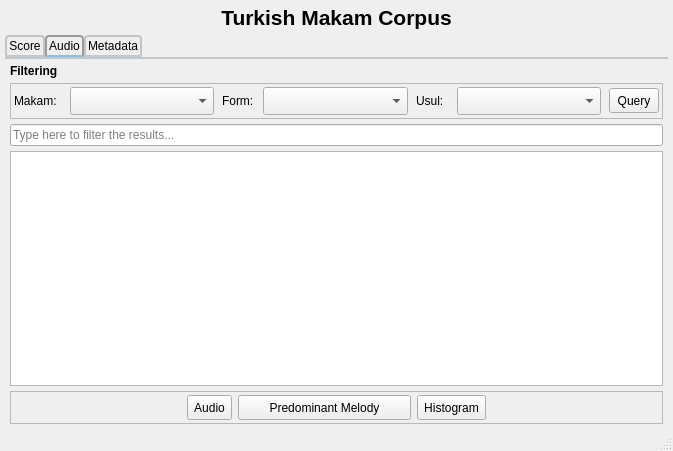
This is ui_files/qt_designs/makam_main.ui in MTG/dunya-desktop as Qt 5 draws it before an edit. The edited form follows.
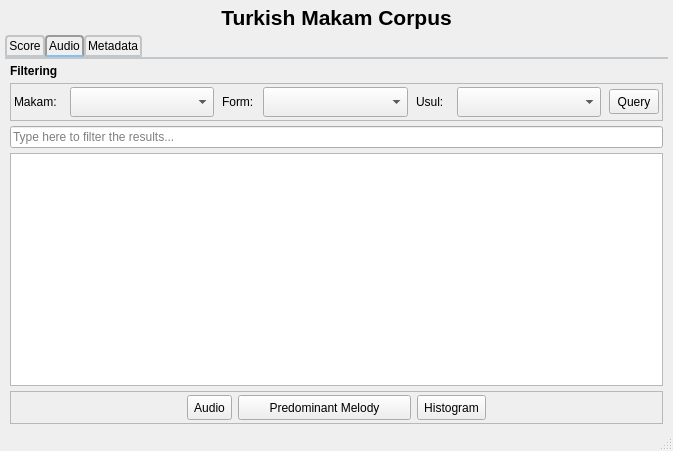
This is the edited form. Icons and pictures are not drawn.

Commit message: refactoring the heights of comboboxes

```diff
--- a/ui_files/qt_designs/makam_main.ui
+++ b/ui_files/qt_designs/makam_main.ui
@@ -202,7 +202,7 @@
                <property name="minimumSize">
                 <size>
                  <width>0</width>
-                 <height>28</height>
+                 <height>30</height>
                 </size>
                </property>
                <property name="statusTip">
@@ -247,7 +247,7 @@
                <property name="minimumSize">
                 <size>
                  <width>0</width>
-                 <height>28</height>
+                 <height>30</height>
                 </size>
                </property>
                <property name="statusTip">
@@ -298,7 +298,7 @@
                <property name="minimumSize">
                 <size>
                  <width>0</width>
-                 <height>28</height>
+                 <height>30</height>
                 </size>
                </property>
                <property name="statusTip">
```
The commit also changes 1 other file.
